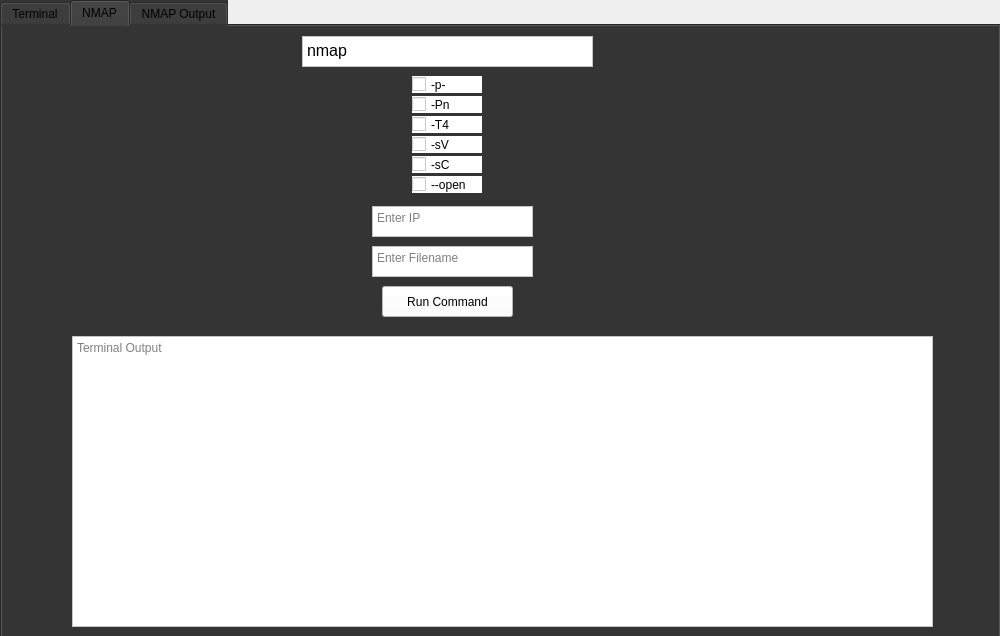
This is untitled.ui in aaroncf2008/unigui as Qt 5 draws it before an edit. The edited form follows.
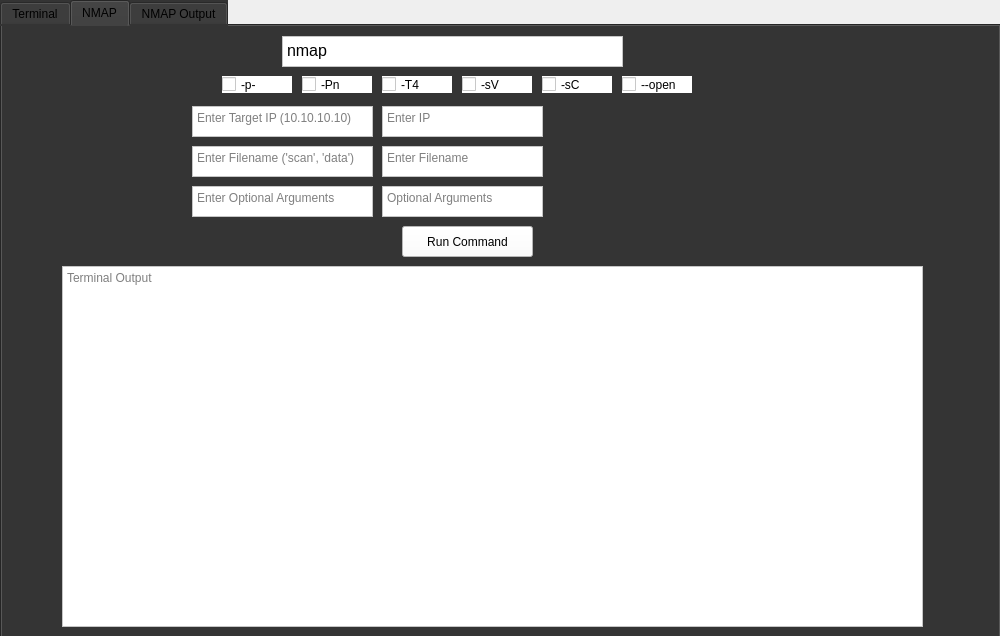
This is the edited form. The open tabs and pages were chosen to show the change.

```diff
--- a/untitled.ui
+++ b/untitled.ui
@@ -119,7 +119,7 @@
     <widget class="QCheckBox" name="checkBox">
      <property name="geometry">
       <rect>
-       <x>410</x>
+       <x>220</x>
        <y>50</y>
        <width>70</width>
        <height>17</height>
@@ -135,8 +135,8 @@
     <widget class="QCheckBox" name="checkBox_2">
      <property name="geometry">
       <rect>
-       <x>410</x>
-       <y>70</y>
+       <x>300</x>
+       <y>50</y>
        <width>70</width>
        <height>17</height>
       </rect>
@@ -151,8 +151,8 @@
     <widget class="QCheckBox" name="checkBox_3">
      <property name="geometry">
       <rect>
-       <x>410</x>
-       <y>90</y>
+       <x>380</x>
+       <y>50</y>
        <width>70</width>
        <height>17</height>
       </rect>
@@ -167,8 +167,8 @@
     <widget class="QCheckBox" name="checkBox_4">
      <property name="geometry">
       <rect>
-       <x>410</x>
-       <y>110</y>
+       <x>460</x>
+       <y>50</y>
        <width>70</width>
        <height>17</height>
       </rect>
@@ -183,8 +183,8 @@
     <widget class="QCheckBox" name="checkBox_5">
      <property name="geometry">
       <rect>
-       <x>410</x>
-       <y>130</y>
+       <x>540</x>
+       <y>50</y>
        <width>70</width>
        <height>17</height>
       </rect>
@@ -199,8 +199,8 @@
     <widget class="QCheckBox" name="checkBox_6">
      <property name="geometry">
       <rect>
-       <x>410</x>
-       <y>150</y>
+       <x>620</x>
+       <y>50</y>
        <width>70</width>
        <height>17</height>
       </rect>
@@ -215,9 +215,9 @@
     <widget class="QTextBrowser" name="commanddisplay">
      <property name="geometry">
       <rect>
-       <x>300</x>
+       <x>280</x>
        <y>10</y>
-       <width>291</width>
+       <width>341</width>
        <height>31</height>
       </rect>
      </property>
@@ -236,8 +236,8 @@
     <widget class="QTextEdit" name="enterip">
      <property name="geometry">
       <rect>
-       <x>370</x>
-       <y>180</y>
+       <x>380</x>
+       <y>80</y>
        <width>161</width>
        <height>31</height>
       </rect>
@@ -256,8 +256,8 @@
     <widget class="QTextEdit" name="enterfile">
      <property name="geometry">
       <rect>
-       <x>370</x>
-       <y>220</y>
+       <x>380</x>
+       <y>120</y>
        <width>161</width>
        <height>31</height>
       </rect>
@@ -273,8 +273,8 @@
     <widget class="QPushButton" name="runnmapbutton">
      <property name="geometry">
       <rect>
-       <x>380</x>
-       <y>260</y>
+       <x>400</x>
+       <y>200</y>
        <width>131</width>
        <height>31</height>
       </rect>
@@ -289,10 +289,10 @@
     <widget class="QTextBrowser" name="nmapoutput">
      <property name="geometry">
       <rect>
-       <x>70</x>
-       <y>310</y>
+       <x>60</x>
+       <y>240</y>
        <width>861</width>
-       <height>291</height>
+       <height>361</height>
       </rect>
      </property>
      <property name="styleSheet">
@@ -303,6 +303,111 @@
       <string>Terminal Output</string>
      </property>
     </widget>
+    <widget class="QTextBrowser" name="textBrowser">
+     <property name="geometry">
+      <rect>
+       <x>190</x>
+       <y>80</y>
+       <width>181</width>
+       <height>31</height>
+      </rect>
+     </property>
+     <property name="styleSheet">
+      <string notr="true">background-color: rgb(255, 255, 255);
+font: 8pt &quot;MS Shell Dlg 2&quot;;</string>
+     </property>
+     <property name="html">
+      <string>&lt;!DOCTYPE HTML PUBLIC &quot;-//W3C//DTD HTML 4.0//EN&quot; &quot;http://www.w3.org/TR/REC-html40/strict.dtd&quot;&gt;
+&lt;html&gt;&lt;head&gt;&lt;meta name=&quot;qrichtext&quot; content=&quot;1&quot; /&gt;&lt;style type=&quot;text/css&quot;&gt;
+p, li { white-space: pre-wrap; }
+&lt;/style&gt;&lt;/head&gt;&lt;body style=&quot; font-family:'MS Shell Dlg 2'; font-size:8pt; font-weight:400; font-style:normal;&quot;&gt;
+&lt;p style=&quot;-qt-paragraph-type:empty; margin-top:0px; margin-bottom:0px; margin-left:0px; margin-right:0px; -qt-block-indent:0; text-indent:0px; font-size:8.25pt;&quot;&gt;&lt;br /&gt;&lt;/p&gt;&lt;/body&gt;&lt;/html&gt;</string>
+     </property>
+     <property name="placeholderText">
+      <string>Enter Target IP (10.10.10.10)</string>
+     </property>
+     <property name="openLinks">
+      <bool>false</bool>
+     </property>
+    </widget>
+    <widget class="QTextBrowser" name="textBrowser_2">
+     <property name="geometry">
+      <rect>
+       <x>190</x>
+       <y>120</y>
+       <width>181</width>
+       <height>31</height>
+      </rect>
+     </property>
+     <property name="styleSheet">
+      <string notr="true">background-color: rgb(255, 255, 255);
+font: 8pt &quot;MS Shell Dlg 2&quot;;</string>
+     </property>
+     <property name="html">
+      <string>&lt;!DOCTYPE HTML PUBLIC &quot;-//W3C//DTD HTML 4.0//EN&quot; &quot;http://www.w3.org/TR/REC-html40/strict.dtd&quot;&gt;
+&lt;html&gt;&lt;head&gt;&lt;meta name=&quot;qrichtext&quot; content=&quot;1&quot; /&gt;&lt;style type=&quot;text/css&quot;&gt;
+p, li { white-space: pre-wrap; }
+&lt;/style&gt;&lt;/head&gt;&lt;body style=&quot; font-family:'MS Shell Dlg 2'; font-size:8pt; font-weight:400; font-style:normal;&quot;&gt;
+&lt;p style=&quot;-qt-paragraph-type:empty; margin-top:0px; margin-bottom:0px; margin-left:0px; margin-right:0px; -qt-block-indent:0; text-indent:0px; font-size:8.25pt;&quot;&gt;&lt;br /&gt;&lt;/p&gt;&lt;/body&gt;&lt;/html&gt;</string>
+     </property>
+     <property name="placeholderText">
+      <string>Enter Filename ('scan', 'data')</string>
+     </property>
+     <property name="openLinks">
+      <bool>false</bool>
+     </property>
+    </widget>
+    <widget class="QTextEdit" name="optionalarg_2">
+     <property name="geometry">
+      <rect>
+       <x>380</x>
+       <y>160</y>
+       <width>161</width>
+       <height>31</height>
+      </rect>
+     </property>
+     <property name="styleSheet">
+      <string notr="true">background-color: rgb(255, 255, 255);
+font: 12pt &quot;MS Shell Dlg 2&quot;;</string>
+     </property>
+     <property name="html">
+      <string>&lt;!DOCTYPE HTML PUBLIC &quot;-//W3C//DTD HTML 4.0//EN&quot; &quot;http://www.w3.org/TR/REC-html40/strict.dtd&quot;&gt;
+&lt;html&gt;&lt;head&gt;&lt;meta name=&quot;qrichtext&quot; content=&quot;1&quot; /&gt;&lt;style type=&quot;text/css&quot;&gt;
+p, li { white-space: pre-wrap; }
+&lt;/style&gt;&lt;/head&gt;&lt;body style=&quot; font-family:'MS Shell Dlg 2'; font-size:12pt; font-weight:400; font-style:normal;&quot;&gt;
+&lt;p style=&quot;-qt-paragraph-type:empty; margin-top:0px; margin-bottom:0px; margin-left:0px; margin-right:0px; -qt-block-indent:0; text-indent:0px;&quot;&gt;&lt;br /&gt;&lt;/p&gt;&lt;/body&gt;&lt;/html&gt;</string>
+     </property>
+     <property name="placeholderText">
+      <string>Optional Arguments</string>
+     </property>
+    </widget>
+    <widget class="QTextBrowser" name="textBrowser_3">
+     <property name="geometry">
+      <rect>
+       <x>190</x>
+       <y>160</y>
+       <width>181</width>
+       <height>31</height>
+      </rect>
+     </property>
+     <property name="styleSheet">
+      <string notr="true">background-color: rgb(255, 255, 255);
+font: 8pt &quot;MS Shell Dlg 2&quot;;</string>
+     </property>
+     <property name="html">
+      <string>&lt;!DOCTYPE HTML PUBLIC &quot;-//W3C//DTD HTML 4.0//EN&quot; &quot;http://www.w3.org/TR/REC-html40/strict.dtd&quot;&gt;
+&lt;html&gt;&lt;head&gt;&lt;meta name=&quot;qrichtext&quot; content=&quot;1&quot; /&gt;&lt;style type=&quot;text/css&quot;&gt;
+p, li { white-space: pre-wrap; }
+&lt;/style&gt;&lt;/head&gt;&lt;body style=&quot; font-family:'MS Shell Dlg 2'; font-size:8pt; font-weight:400; font-style:normal;&quot;&gt;
+&lt;p style=&quot;-qt-paragraph-type:empty; margin-top:0px; margin-bottom:0px; margin-left:0px; margin-right:0px; -qt-block-indent:0; text-indent:0px;&quot;&gt;&lt;br /&gt;&lt;/p&gt;&lt;/body&gt;&lt;/html&gt;</string>
+     </property>
+     <property name="placeholderText">
+      <string>Enter Optional Arguments </string>
+     </property>
+     <property name="openLinks">
+      <bool>false</bool>
+     </property>
+    </widget>
    </widget>
    <widget class="QWidget" name="tab_3">
     <property name="cursor">
```
Left out of the diff: 4 changed lines with no effect on the pictures.
